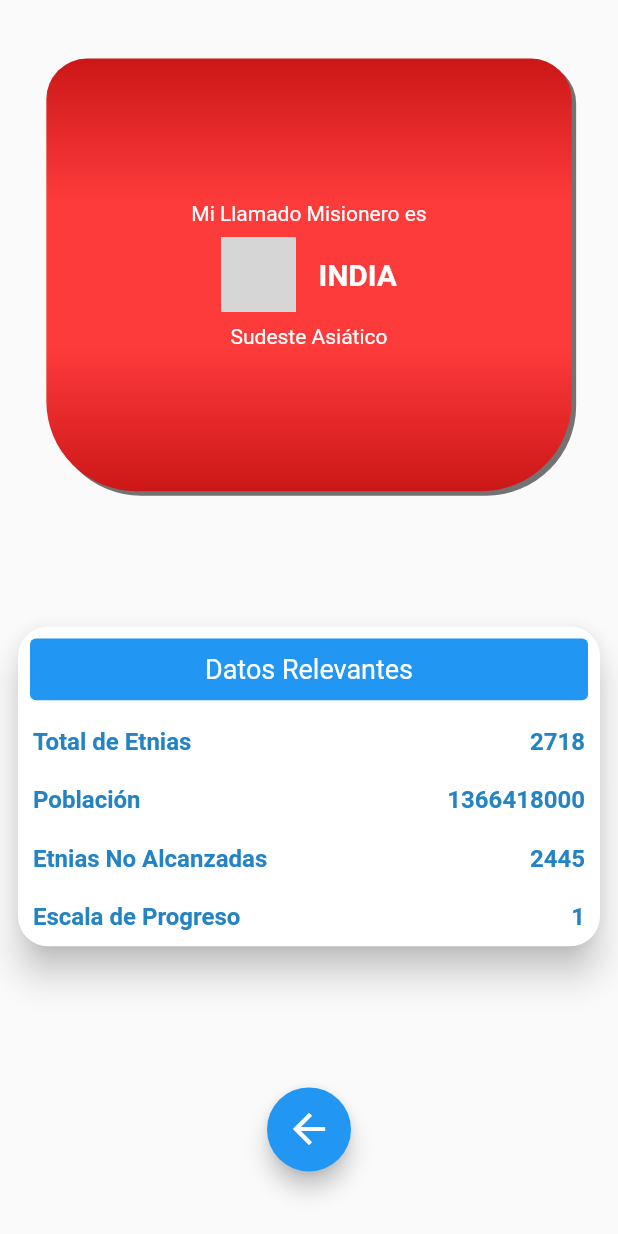
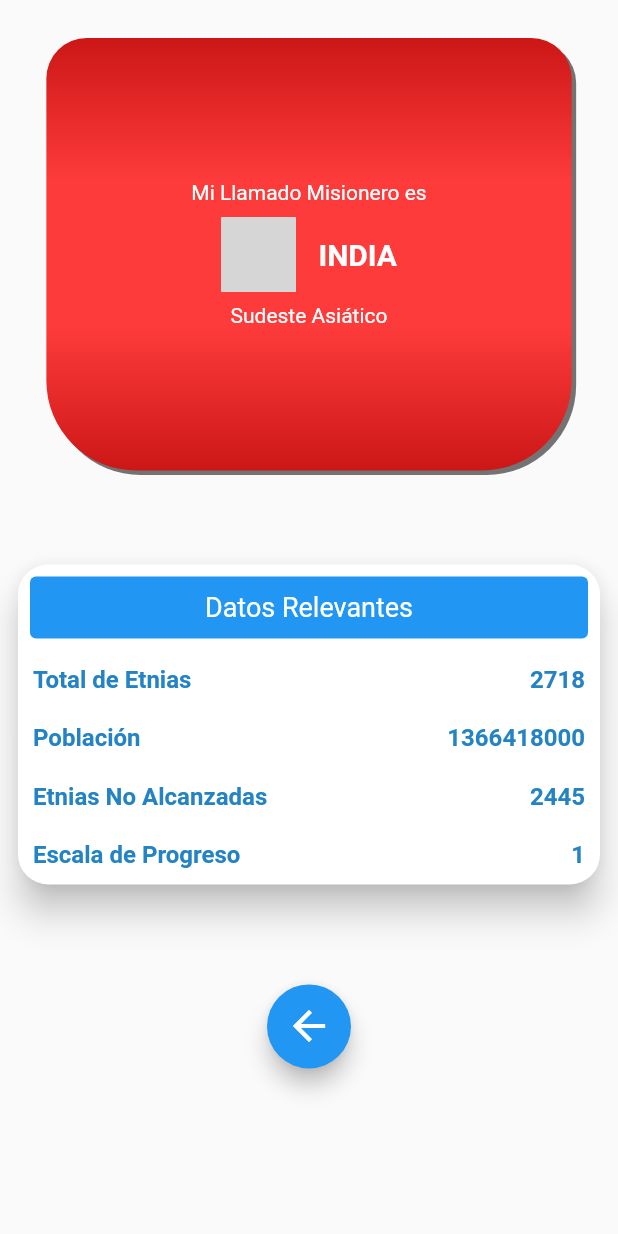
Before and after one commit to jpgotopo/firebase-authetication-login, a Flutter app: the TodosPage screen opened directly, after a tap on the "map" icon, on a phone screen of 412 x 824 dp. Run offline on Flutter 3.47's test engine with Material 2 defaults, Android fonts, the phone set to English and light mode, and no system bars; drawn by our look-alikes of auto_size_text; our stand-ins replace firebase_auth, flare_flutter, flutter_local_notifications, flutter_swiper, rxdart, shared_preferences; missing offline and left inert: timeline_list; accounts and stored records are empty; network calls fail; grey boxes are pictures that could not be loaded.

Commit message:
haciendo correcciones con los mediaquerys

```diff
--- a/lib/screens/callplace.dart
+++ b/lib/screens/callplace.dart
@@ -1,13 +1,18 @@
 import 'package:auto_size_text/auto_size_text.dart';
 import 'package:flutter/material.dart';
+
 
 class CallPlace extends StatelessWidget {
   @override
   Widget build(BuildContext context) {
     final media = MediaQuery.of(context).size;
+    var isPortrait = MediaQuery.of(context).orientation == Orientation.portrait;
     return Material(
-      child: SafeArea(
-        child: Column(
+      child: Container(
+        child: ListView(
+          itemExtent: isPortrait ? media.height *.9 : media.width *0.9,
+          children: <Widget>[
+            Column(
               mainAxisAlignment: MainAxisAlignment.spaceAround,
               crossAxisAlignment: CrossAxisAlignment.center,
               children: <Widget>[
@@ -118,6 +123,8 @@ class CallPlace extends StatelessWidget {
                         )
               ],
             ),
+          ],
+        ),
       ),
 
     );
```
Also changed, not shown: lib/screens/callclarity.dart (+10 -8 lines), lib/screens/fases.dart (+18 -5 lines), lib/screens/teologicos.dart (+13 -6 lines), lib/screens/transcultural.dart (+2 -31 lines), lib/pages/todos.dart (line endings or trailing spaces). Lines whose indentation alone changed are shown as unchanged.
